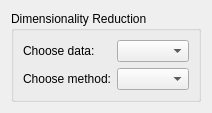
Above: ui/DimensionalityReduction.ui from tisaconundrum2/PySAT-GUI before the change. Below: the same form after it.
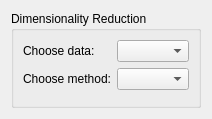
That is the form after the change.

Commit message:
Dim_Red needs a layout
in order to use ICA / PCA

```diff
--- a/ui/DimensionalityReduction.ui
+++ b/ui/DimensionalityReduction.ui
@@ -18,9 +18,6 @@
       <string>Dimensionality Reduction</string>
      </property>
      <layout class="QFormLayout" name="formLayout">
-      <property name="fieldGrowthPolicy">
-       <enum>QFormLayout::AllNonFixedFieldsGrow</enum>
-      </property>
       <item row="0" column="0">
        <widget class="QLabel" name="chooseDataLabel">
         <property name="text">
@@ -41,6 +38,9 @@
       <item row="1" column="1">
        <widget class="QComboBox" name="chooseMethodComboBox"/>
       </item>
+      <item row="2" column="0" colspan="2">
+       <layout class="QVBoxLayout" name="dim_reduction_vlayout"/>
+      </item>
      </layout>
     </widget>
    </item>
```
The commit also changes 1 other file.
